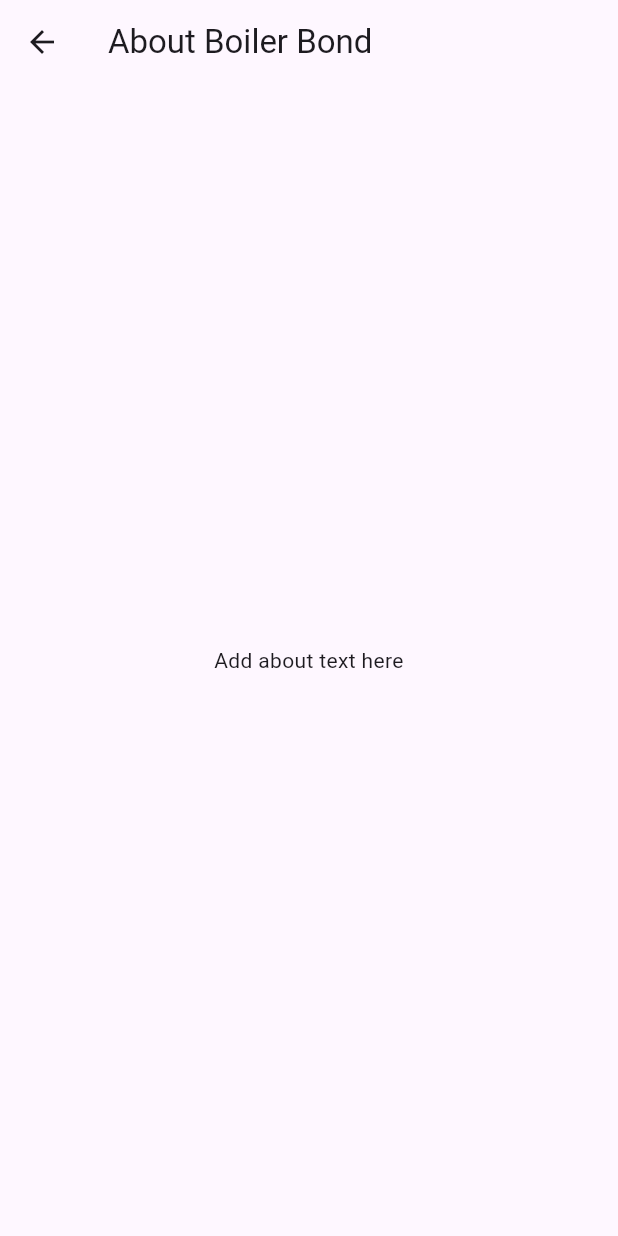
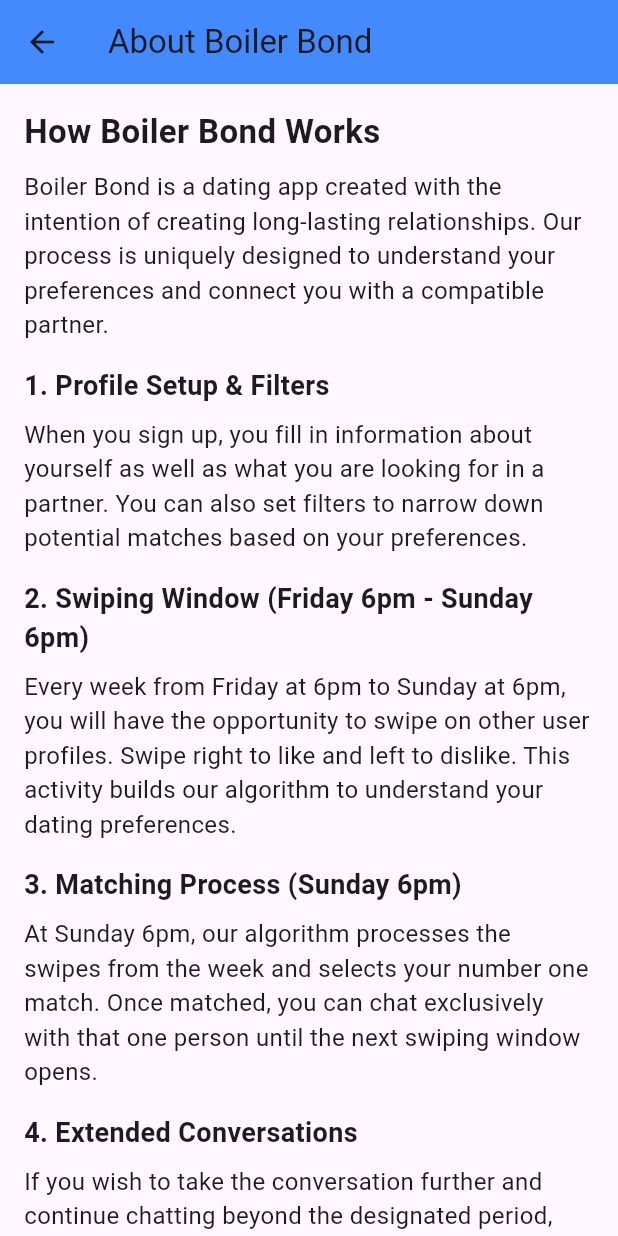
Before and after one commit to BoilerBond/FlutterApp, a Flutter app: the AboutPage screen opened directly, on a phone screen of 412 x 824 dp. Run offline on Flutter 3.47's test engine with Material 3 defaults, Android fonts, the phone set to English and light mode, and no system bars.

Commit message:
Add about page

```diff
--- /dev/null
+++ b/lib/about.dart
@@ -0,0 +1,104 @@
+import 'package:flutter/material.dart';
+
+class AboutPage extends StatelessWidget {
+  const AboutPage({super.key});
+
+  @override
+  Widget build(BuildContext context) {
+    return Scaffold(
+      appBar: AppBar(
+        title: const Text('About Boiler Bond'),
+        backgroundColor: Colors.blueAccent,
+      ),
+      body: SingleChildScrollView(
+        padding: const EdgeInsets.all(16.0),
+        child: Column(
+          crossAxisAlignment: CrossAxisAlignment.start,
+          children: [
+            const Text(
+              'How Boiler Bond Works',
+              style: TextStyle(fontSize: 22, fontWeight: FontWeight.bold),
+            ),
+            const SizedBox(height: 10),
+            const Text(
+              'Boiler Bond is a dating app created with the intention of creating long-lasting relationships. '
+              'Our process is uniquely designed to understand your preferences and connect you with a compatible partner.',
+              style: TextStyle(fontSize: 16),
+            ),
+            const SizedBox(height: 16),
+            const Text(
+              '1. Profile Setup & Filters',
+              style: TextStyle(fontSize: 18, fontWeight: FontWeight.bold),
+            ),
+            const SizedBox(height: 8),
+            const Text(
+              'When you sign up, you fill in information about yourself as well as what you are looking for in a partner. '
+              'You can also set filters to narrow down potential matches based on your preferences.',
+              style: TextStyle(fontSize: 16),
+            ),
+            const SizedBox(height: 16),
+            const Text(
+              '2. Swiping Window (Friday 6pm - Sunday 6pm)',
+              style: TextStyle(fontSize: 18, fontWeight: FontWeight.bold),
+            ),
+            const SizedBox(height: 8),
+            const Text(
+              'Every week from Friday at 6pm to Sunday at 6pm, you will have the opportunity to swipe on other user profiles. '
+              'Swipe right to like and left to dislike. This activity builds our algorithm to understand your dating preferences.',
+              style: TextStyle(fontSize: 16),
+            ),
+            const SizedBox(height: 16),
+            const Text(
+              '3. Matching Process (Sunday 6pm)',
+              style: TextStyle(fontSize: 18, fontWeight: FontWeight.bold),
+            ),
+            const SizedBox(height: 8),
+            const Text(
+              'At Sunday 6pm, our algorithm processes the swipes from the week and selects your number one match. '
+              'Once matched, you can chat exclusively with that one person until the next swiping window opens.',
+              style: TextStyle(fontSize: 16),
+            ),
+            const SizedBox(height: 16),
+            const Text(
+              '4. Extended Conversations',
+              style: TextStyle(fontSize: 18, fontWeight: FontWeight.bold),
+            ),
+            const SizedBox(height: 8),
+            const Text(
+              'If you wish to take the conversation further and continue chatting beyond the designated period, '
+              'you will need to exchange contact information within the app.',
+              style: TextStyle(fontSize: 16),
+            ),
+            const SizedBox(height: 16),
+            const Text(
+              '5. Match Priority',
+              style: TextStyle(fontSize: 18, fontWeight: FontWeight.bold),
+            ),
+            const SizedBox(height: 8),
+            const Text(
+              'If you do not receive a match during the swiping window, you will be given a higher priority for matching '
+              'in the following week, increasing your chances for a connection.',
+              style: TextStyle(fontSize: 16),
+            ),
+            const SizedBox(height: 16),
+            const Text(
+              'Our Mission',
+              style: TextStyle(fontSize: 18, fontWeight: FontWeight.bold),
+            ),
+            const SizedBox(height: 8),
+            const Text(
+              'At Boiler Bond, we are dedicated to creating a platform that goes beyond casual dating. '
+              'Our app is built with the goal of forming genuine, long-lasting relationships based on shared values and mutual interests.',
+              style: TextStyle(fontSize: 16),
+            ),
+            const SizedBox(height: 16),
+            const Text(
+              'Enjoy using Boiler Bond and best of luck finding your perfect match!',
+              style: TextStyle(fontSize: 16),
+            ),
+          ],
+        ),
+      ),
+    );
+  }
+}
--- a/lib/main.dart
+++ b/lib/main.dart
@@ -2,6 +2,7 @@ import "package:datingapp/presentation/screens/main%20navigation/main_nav.dart";
 import "package:flutter/material.dart";
 import "package:datingapp/privacy_policy.dart";
 import "package:datingapp/terms_of_service.dart";
+import "package:datingapp/about.dart";
 void main() {
   runApp(const MyApp());
 }
@@ -237,25 +238,3 @@ class RegisterPage extends StatelessWidget {
     );
   }
 }
-
-class AboutPage extends StatelessWidget {
-  const AboutPage({super.key});
-
-  @override
-  Widget build(BuildContext context) {
-    return Scaffold(
-      appBar: AppBar(
-        title: const Text("About Boiler Bond"),
-      ),
-      body: const Center(
-        child: Padding(
-          padding: EdgeInsets.all(10.0),
-          child: Text(
-            "Add about text here",
-            textAlign: TextAlign.center,
-          ),
-        ),
-      ),
-    );
-  }
-}
```
